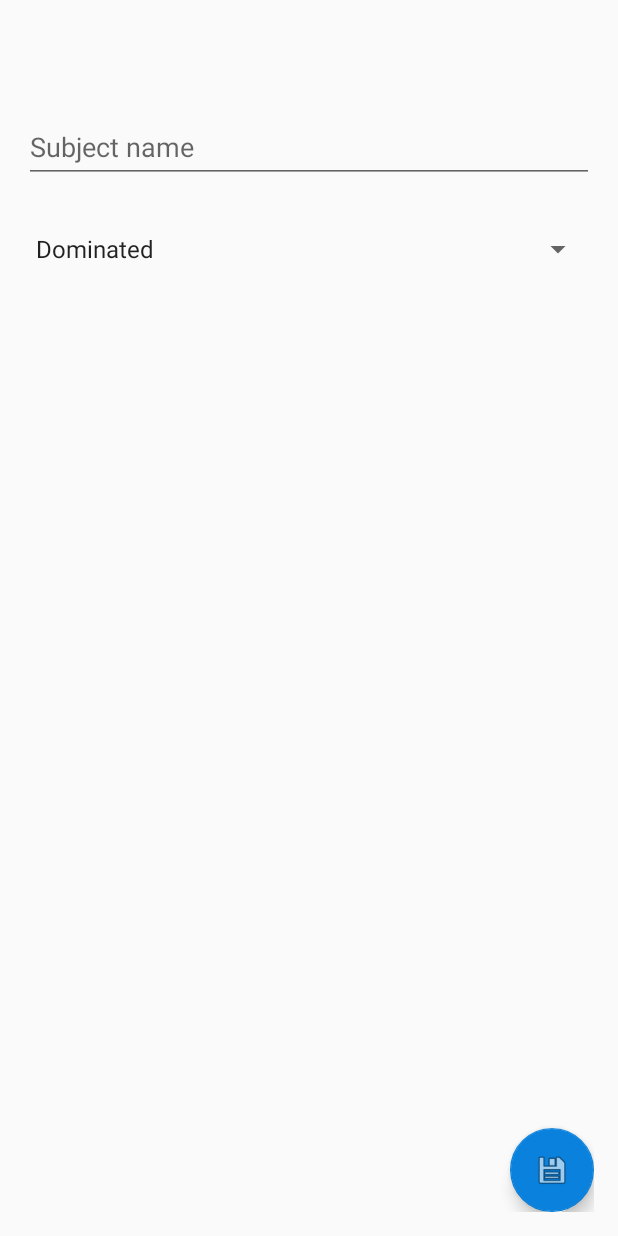
After one commit to JDamianCabello/Agenda-de-estudio, an Android app: the fragment SubjectManagerFragment placed in its activity, on a phone screen of 412 x 824 dp. The commit adds this screen. Run offline under Robolectric (Android 15) with nearby library versions, the phone set to English and light mode, and no system bars; libraries missing offline, so code that uses them is left out: com.facebook, com.ihsanbal.logging.

Commit message:
Añade subjects a la API

```diff
--- a/app/src/main/java/es/jdamiancabello/agendadeestudio/data/Network/ApiCalls.java
+++ b/app/src/main/java/es/jdamiancabello/agendadeestudio/data/Network/ApiCalls.java
@@ -2,6 +2,7 @@ package es.jdamiancabello.agendadeestudio.data.Network;
 
 import es.jdamiancabello.agendadeestudio.data.model.api_model.LoginResponse;
 import es.jdamiancabello.agendadeestudio.data.model.api_model.RegisterResponse;
+import es.jdamiancabello.agendadeestudio.data.model.api_model.SubjectAddResponse;
 import es.jdamiancabello.agendadeestudio.data.model.api_model.SubjectListResponse;
 import retrofit2.Call;
 import retrofit2.http.Field;
@@ -28,6 +29,13 @@ public interface ApiCalls {
     @GET("subject/")
     Call<SubjectListResponse> getSubjectList();
 
+    @FormUrlEncoded
+    @POST("subject/")
+    Call<SubjectAddResponse> addSubject(
+            @Field("subject_name") String subject_name,
+            @Field("estate_priority") int estate_priority
+    );
+
 
 
 }
--- a/app/src/main/java/es/jdamiancabello/agendadeestudio/data/Network/ApiRestClientToken.java
+++ b/app/src/main/java/es/jdamiancabello/agendadeestudio/data/Network/ApiRestClientToken.java
@@ -50,4 +50,8 @@ public class ApiRestClientToken {
         return API_SERVICE;
     }
 
+    public static void loggout(){
+        API_SERVICE = null;
+    }
+
 }
--- a/app/src/main/java/es/jdamiancabello/agendadeestudio/data/model/Subject.java
+++ b/app/src/main/java/es/jdamiancabello/agendadeestudio/data/model/Subject.java
@@ -8,8 +8,7 @@ import androidx.annotation.NonNull;
 import java.util.Comparator;
 
 public class Subject implements Parcelable {
-
-
+    public static final String SUBJECT_KEY = "subject";
 
     private String subject_name;
     private int id;
--- a/app/src/main/java/es/jdamiancabello/agendadeestudio/data/repository/StudyOrganicerRepository.java
+++ b/app/src/main/java/es/jdamiancabello/agendadeestudio/data/repository/StudyOrganicerRepository.java
@@ -47,7 +47,7 @@ public class StudyOrganicerRepository {
                 it.setDateTime(newStudyOrganicer.getDateTime());
                 it.setDuration(newStudyOrganicer.getDuration());
                 it.setSubject(newStudyOrganicer.getSubject());
-                it.setEventTitle(Integer.toString(newStudyOrganicer.getSubject().getEstate_priority()));
+                it.setEventTitle(newStudyOrganicer.getSubject().getEstate_priority());
                 it.setDurationQuantifier(newStudyOrganicer.getDurationQuantifier());
                 return true;
             }
--- a/app/src/main/java/es/jdamiancabello/agendadeestudio/ui/subjets/SubjectListFragment.java
+++ b/app/src/main/java/es/jdamiancabello/agendadeestudio/ui/subjets/SubjectListFragment.java
@@ -82,7 +82,7 @@ public class SubjectListFragment extends Fragment implements SubjectListContract
         fabAdd.setOnClickListener(new View.OnClickListener() {
             @Override
             public void onClick(View v) {
-                Toast.makeText(getContext(),"No se permiten añadir más asignaturas",Toast.LENGTH_SHORT).show();
+                listListener.addSubject(null);
             }
         });
 
@@ -133,6 +133,7 @@ public class SubjectListFragment extends Fragment implements SubjectListContract
 
     @Override
     public void noSubjets() {
+        Snackbar.make(getView(),getString(R.string.subjectlist_noSubjects),Snackbar.LENGTH_INDEFINITE).show();
     }
 
     @Override
@@ -144,7 +145,6 @@ public class SubjectListFragment extends Fragment implements SubjectListContract
 
     @Override
     public void onSuccessDeleted(Subject subject) {
-        //Toast.makeText(getContext(),subject.getSubject_name() + " "+getString(R.string.subjectlist_deleteditem),Toast.LENGTH_SHORT).show();
         presenter.undo(subject);
         adapter.removeSubject(subject);
         adapter.notifyDataSetChanged();
--- /dev/null
+++ b/app/src/main/java/es/jdamiancabello/agendadeestudio/ui/subjets/SubjectManagerFragment.java
@@ -0,0 +1,102 @@
+package es.jdamiancabello.agendadeestudio.ui.subjets;
+
+import android.content.Context;
+import android.net.Uri;
+import android.os.Bundle;
+
+import androidx.annotation.NonNull;
+import androidx.annotation.Nullable;
+import androidx.fragment.app.Fragment;
+
+import android.view.LayoutInflater;
+import android.view.View;
+import android.view.ViewGroup;
+import android.widget.Spinner;
+
+import com.google.android.material.floatingactionbutton.FloatingActionButton;
+import com.google.android.material.textfield.TextInputEditText;
+
+import es.jdamiancabello.agendadeestudio.R;
+
+
+public class SubjectManagerFragment extends Fragment implements SubjectManagerContract.View{
+    public static final String TAG = "SubjectManagerFragment";
+    private OnFragmentInteractionListener mListener;
+    private SubjectManagerContract.Presenter presenter;
+
+    private TextInputEditText edsubjectName;
+    private Spinner subjectStateSpinner;
+    private FloatingActionButton floatingActionButton;
+
+    public static SubjectManagerFragment newInstance(Bundle b) {
+        SubjectManagerFragment fragment = new SubjectManagerFragment();
+        fragment.setArguments(b);
+        return fragment;
+    }
+
+    @Override
+    public void onCreate(Bundle savedInstanceState) {
+        super.onCreate(savedInstanceState);
+    }
+
+    @Override
+    public View onCreateView(LayoutInflater inflater, ViewGroup container,
+                             Bundle savedInstanceState) {
+        // Inflate the layout for this fragment
+        return inflater.inflate(R.layout.fragment_subject_manager, container, false);
+    }
+
+    @Override
+    public void onViewCreated(@NonNull View view, @Nullable Bundle savedInstanceState) {
+        super.onViewCreated(view, savedInstanceState);
+        edsubjectName = view.findViewById(R.id.subjectManager_edSubjectName);
+        subjectStateSpinner = view.findViewById(R.id.subjectManager_stateSpinner);
+
+
+        floatingActionButton = view.findViewById(R.id.subjectManager_fabSave);
+        floatingActionButton.setOnClickListener(new View.OnClickListener() {
+            @Override
+            public void onClick(View v) {
+                presenter.addSubject(edsubjectName.getText().toString(),subjectStateSpinner.getSelectedItemPosition());
+            }
+        });
+
+    }
+
+    @Override
+    public void onAttach(Context context) {
+        super.onAttach(context);
+        if (context instanceof OnFragmentInteractionListener) {
+            mListener = (OnFragmentInteractionListener) context;
+        } else {
+            throw new RuntimeException(context.toString()
+                    + " must implement OnFragmentInteractionListener");
+        }
+    }
+
+    @Override
+    public void onDetach() {
+        super.onDetach();
+        mListener = null;
+    }
+
+    @Override
+    public void onSucess() {
+        mListener.onSavedSubject();
+    }
+
+    @Override
+    public void setPresenter(SubjectManagerContract.Presenter presenter) {
+        this.presenter = presenter;
+    }
+
+    @Override
+    public void showGenericError(String s) {
+
+    }
+
+
+    public interface OnFragmentInteractionListener {
+        void onSavedSubject();
+    }
+}
--- /dev/null
+++ b/app/src/main/res/layout/fragment_subject_manager.xml
@@ -0,0 +1,44 @@
+<?xml version="1.0" encoding="utf-8"?>
+<androidx.constraintlayout.widget.ConstraintLayout xmlns:android="http://schemas.android.com/apk/res/android"
+    xmlns:app="http://schemas.android.com/apk/res-auto"
+    xmlns:tools="http://schemas.android.com/tools"
+    android:layout_width="match_parent"
+    android:layout_height="match_parent"
+    tools:context=".ui.subjets.SubjectManagerFragment"
+    android:padding="16dp">
+
+    <com.google.android.material.textfield.TextInputLayout
+        android:id="@+id/subjectManager_tilSubjectName"
+        android:layout_width="0dp"
+        android:layout_height="wrap_content"
+        android:layout_marginTop="50dp"
+        app:layout_constraintEnd_toEndOf="parent"
+        app:layout_constraintStart_toStartOf="parent"
+        app:layout_constraintTop_toTopOf="parent">
+
+        <com.google.android.material.textfield.TextInputEditText
+            android:id="@+id/subjectManager_edSubjectName"
+            android:layout_width="match_parent"
+            android:layout_height="wrap_content"
+            android:hint="@string/subject_manager_hintSubjectName" />
+    </com.google.android.material.textfield.TextInputLayout>
+
+    <Spinner
+        android:id="@+id/subjectManager_stateSpinner"
+        android:layout_width="0dp"
+        android:layout_height="wrap_content"
+        android:layout_marginTop="32dp"
+        android:entries="@array/subject_manager_spinnerEntries"
+        app:layout_constraintEnd_toEndOf="@+id/subjectManager_tilSubjectName"
+        app:layout_constraintStart_toStartOf="parent"
+        app:layout_constraintTop_toBottomOf="@+id/subjectManager_tilSubjectName" />
+
+    <com.google.android.material.floatingactionbutton.FloatingActionButton
+        android:id="@+id/subjectManager_fabSave"
+        android:layout_width="wrap_content"
+        android:layout_height="wrap_content"
+        android:clickable="true"
+        android:src="@android:drawable/ic_menu_save"
+        app:layout_constraintBottom_toBottomOf="parent"
+        app:layout_constraintEnd_toEndOf="parent" />
+</androidx.constraintlayout.widget.ConstraintLayout>
--- a/app/src/main/res/values/arrays.xml
+++ b/app/src/main/res/values/arrays.xml
@@ -11,4 +11,10 @@
         <item>Minutes</item>
         <item>Hours</item>
     </string-array>
+    <string-array name="subject_manager_spinnerEntries">
+        <item>Dominated</item>
+        <item>Summarized</item>
+        <item>To review</item>
+        <item>Ignored</item>
+    </string-array>
 </resources>
```
Also changed, not shown: app/src/main/java/es/jdamiancabello/agendadeestudio/data/DAO/SubjectDAO.java (+25 -3 lines), app/src/main/java/es/jdamiancabello/agendadeestudio/data/adapter/StudyOrganicerAdapter.java (+21 -1 lines), app/src/main/java/es/jdamiancabello/agendadeestudio/data/adapter/SubjectAdapter.java (+19 -3 lines), app/src/main/java/es/jdamiancabello/agendadeestudio/data/model/StudyOrganicer.java (+6 -6 lines), app/src/main/java/es/jdamiancabello/agendadeestudio/data/model/api_model/SubjectAddResponse.java (added, +33 -0 lines), app/src/main/java/es/jdamiancabello/agendadeestudio/data/repository/SubjectRepository.java (+14 -3 lines), app/src/main/java/es/jdamiancabello/agendadeestudio/ui/FragmentActivity.java (+31 -1 lines), app/src/main/java/es/jdamiancabello/agendadeestudio/ui/subjets/SubjectListPresenter.java (+7 -3 lines), app/src/main/java/es/jdamiancabello/agendadeestudio/ui/subjets/SubjectManagerContract.java (added, +15 -0 lines), app/src/main/java/es/jdamiancabello/agendadeestudio/ui/subjets/SubjectManagerPresenter.java (added, +27 -0 lines), app/src/main/res/values/strings.xml (+6 -1 lines), 2 other files.
